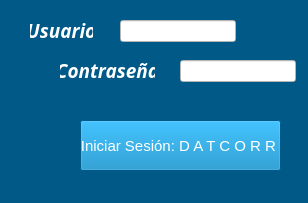
Musthia/base-deposito, file ui/inicio_sesion.ui: the form before one commit.
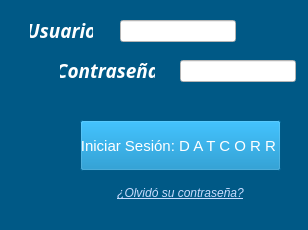
The form after the commit.

Commit message: recupero de contraseña

```diff
--- a/ui/inicio_sesion.ui
+++ b/ui/inicio_sesion.ui
@@ -10,7 +10,7 @@
     <x>0</x>
     <y>0</y>
     <width>308</width>
-    <height>203</height>
+     <height>230</height>
    </rect>
   </property>
   <property name="focusPolicy">
@@ -268,6 +268,32 @@
      <bool>false</bool>
     </property>
    </widget>
+   <widget class="QPushButton" name="boton_recuperar_contrasena">
+    <property name="geometry">
+     <rect>
+      <x>80</x>
+      <y>180</y>
+      <width>201</width>
+      <height>25</height>
+     </rect>
+    </property>
+    <property name="font">
+     <font>
+      <familyset>Segoe UI</familyset>
+      <pointsize>9</pointsize>
+      <italic>true</italic>
+     </font>
+    </property>
+    <property name="cursor">
+     <cursorShape>PointingHandCursor</cursorShape>
+    </property>
+    <property name="styleSheet">
+     <string notr="true">background-color: transparent; color: rgb(200, 220, 255); text-decoration: underline; border: none;</string>
+    </property>
+    <property name="text">
+     <string>¿Olvidó su contraseña?</string>
+    </property>
+   </widget>
    <widget class="QLabel" name="label_contrasena">
     <property name="enabled">
      <bool>true</bool>
```
Left out of the diff: 1 changed line with no effect on the pictures. Lines whose indentation alone changed are shown as unchanged. The commit also changes 40 other files.
